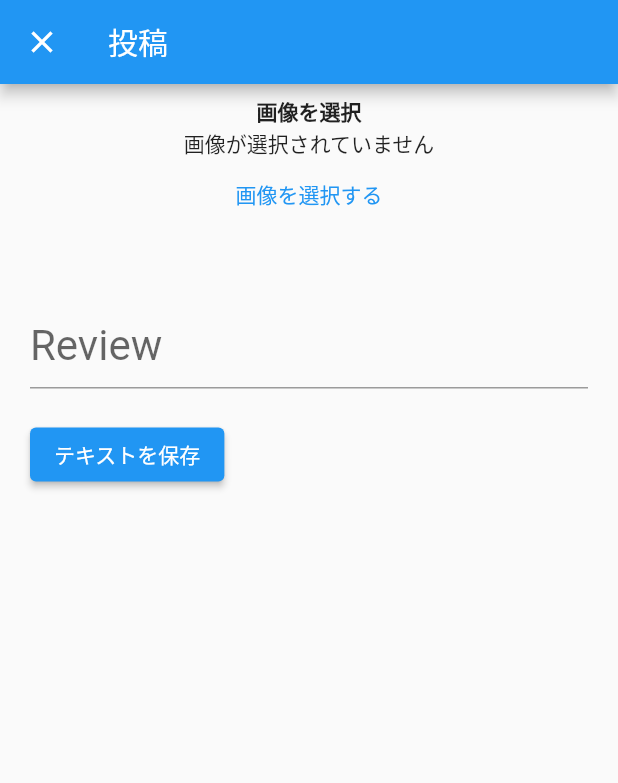
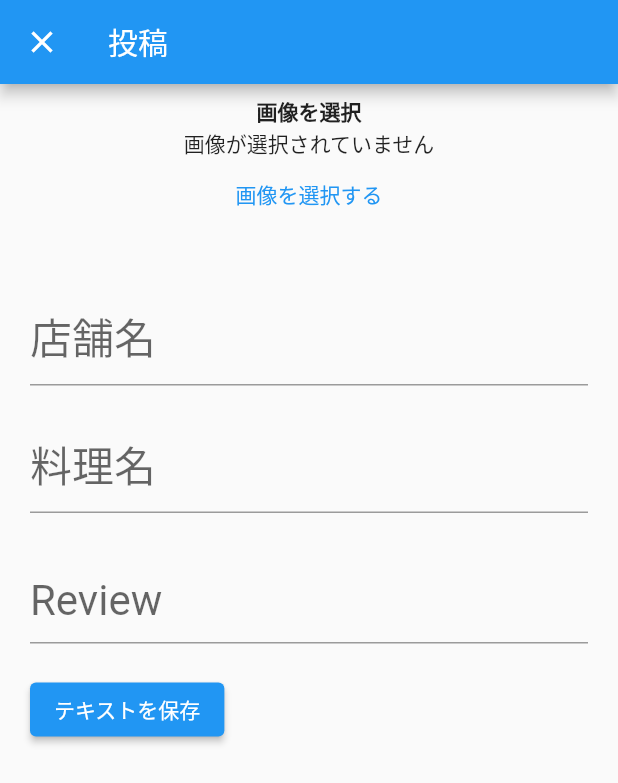
Before and after one commit to 19rd154/ore_no_ramen_F, a Flutter app: the HomeScreen screen opened directly, after a tap on the "add" icon, on a phone screen of 412 x 824 dp. Shown: the top 783 px of the screen. Run offline on Flutter 3.47's test engine with Material 2 defaults, Android fonts, the phone set to English and light mode, and no system bars; our stand-ins replace geolocator, google_maps_flutter, image_picker.

Commit message:
post add dish&shopname textfield

```diff
--- a/lib/src/screens/home.dart
+++ b/lib/src/screens/home.dart
@@ -63,7 +63,7 @@ class HomeScreen extends StatelessWidget {
                           Navigator.push(
                             context,
                             MaterialPageRoute(
-                              builder: (context) => ReviewSend(),
+                              builder: (context) => ReviewSend(shop_id: 'J000010296'),
                               fullscreenDialog: true,
                             ),
                           );
--- a/lib/src/screens/review_post.dart
+++ b/lib/src/screens/review_post.dart
@@ -5,14 +5,16 @@ import 'dart:io';
 
 
 class ReviewSend extends StatefulWidget {
-  const ReviewSend({Key? key}) : super(key: key);
-
+  const ReviewSend({Key? key,required this.shop_id,}) : super(key: key);
+  final String shop_id;
   @override
   _ReviewSendState createState() => _ReviewSendState();
 }
 
 class _ReviewSendState extends State<ReviewSend> {
   String _text = '';
+  String _dishname='';
+  String _shopname = '';
   File? _image;
   final picker = ImagePicker();
 
@@ -31,15 +33,24 @@ class _ReviewSendState extends State<ReviewSend> {
   }
 
 
- void _handleText(String e) {
+ void _ReviewText(String ReviewText) {
     setState(() {
-      _text = e;
+      _text = ReviewText;
     });
   }
-
+  void _dishnameText(String dishname) {
+    setState(() {
+      _dishname = dishname;
+    });
+  }
+ void _shopnameText(String shopname) {
+    setState(() {
+      _shopname = shopname;
+    });
+  }
  void _saveText() {
     // テキストを変数に保存する処理
-    print('テキストが保存されました: $_text');
+    print('テキストが保存されました: $_text,$_dishname,$_shopname');
   }
   Widget build(BuildContext context) {
     return Scaffold(
@@ -77,12 +88,52 @@ class _ReviewSendState extends State<ReviewSend> {
               children: [
                 Padding(
                   padding: EdgeInsets.symmetric(
+                    vertical: 10,
+
+                  ),
+                  child: TextFormField(
+                    enabled: true,
+                    onChanged: _shopnameText,
+                    minLines: 1,
+                    maxLines: 10,
+                    decoration: InputDecoration(
+                        hintText: '店舗名',
+                        focusedBorder: OutlineInputBorder(
+                            borderSide: BorderSide(color: Colors.black, width: 2))),
+                    keyboardType: TextInputType.multiline,
+                    style: TextStyle(
+                      fontSize: 28,
+                    ),
+                  ),
+                ),
+                 Padding(
+                  padding: EdgeInsets.symmetric(
+                    vertical: 10,
+
+                  ),
+                  child: TextFormField(
+                    enabled: true,
+                    onChanged: _dishnameText,
+                    minLines: 1,
+                    maxLines: 10,
+                    decoration: InputDecoration(
+                        hintText: '料理名',
+                        focusedBorder: OutlineInputBorder(
+                            borderSide: BorderSide(color: Colors.black, width: 2))),
+                    keyboardType: TextInputType.multiline,
+                    style: TextStyle(
+                      fontSize: 28,
+                    ),
+                  ),
+                ),
+                Padding(
+                  padding: EdgeInsets.symmetric(
                     vertical: 20,
 
                   ),
                   child: TextFormField(
                     enabled: true,
-                    onChanged: _handleText,
+                    onChanged: _ReviewText,
                     minLines: 1,
                     maxLines: 10,
                     decoration: InputDecoration(
```
